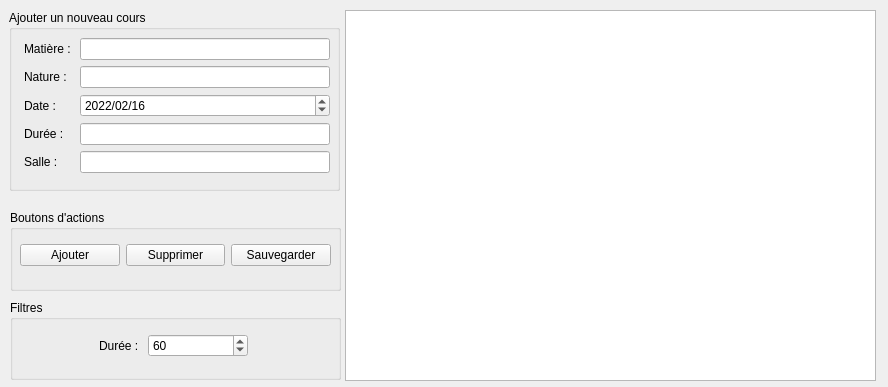
First picture: the form in widget.ui, repository maxkzime/IHM_TP4-5_EX1_FORM-EDT-IHM-BD, before the edit.
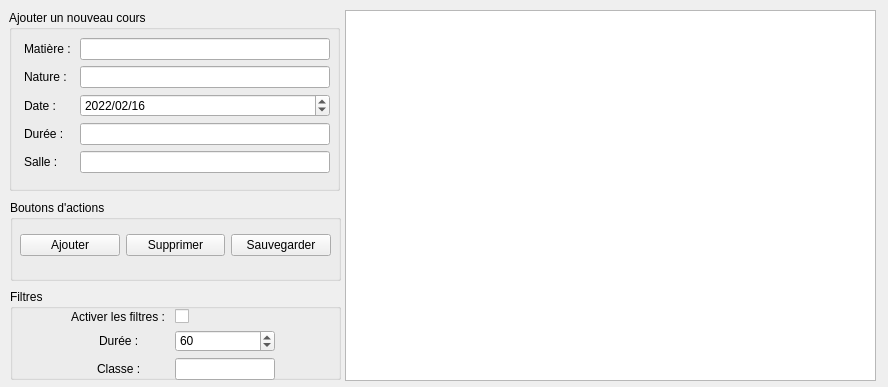
Second picture: the form after the edit.

The edit to the form file:
```diff
--- a/widget.ui
+++ b/widget.ui
@@ -33,7 +33,7 @@
    <property name="geometry">
     <rect>
      <x>10</x>
-     <y>210</y>
+     <y>200</y>
      <width>331</width>
      <height>81</height>
     </rect>
@@ -258,9 +258,9 @@
    <property name="geometry">
     <rect>
      <x>10</x>
-     <y>300</y>
+     <y>289</y>
      <width>331</width>
-     <height>80</height>
+     <height>91</height>
     </rect>
    </property>
    <property name="title">
@@ -272,7 +272,7 @@
       <x>10</x>
       <y>20</y>
       <width>301</width>
-      <height>51</height>
+      <height>71</height>
      </rect>
     </property>
     <layout class="QFormLayout" name="formLayout">
@@ -282,7 +282,7 @@
      <property name="formAlignment">
       <set>Qt::AlignCenter</set>
      </property>
-     <item row="0" column="1">
+     <item row="1" column="1">
       <widget class="QDoubleSpinBox" name="dsb_duration">
        <property name="maximumSize">
         <size>
@@ -307,13 +307,50 @@
        </property>
       </widget>
      </item>
-     <item row="0" column="0">
+     <item row="1" column="0">
       <widget class="QLabel" name="l_duration_2">
        <property name="text">
         <string>Durée : </string>
        </property>
       </widget>
      </item>
+     <item row="2" column="0">
+      <widget class="QLabel" name="l_classroom_2">
+       <property name="text">
+        <string>Classe : </string>
+       </property>
+      </widget>
+     </item>
+     <item row="2" column="1">
+      <widget class="QLineEdit" name="le_classroomfilter">
+       <property name="maximumSize">
+        <size>
+         <width>100</width>
+         <height>50</height>
+        </size>
+       </property>
+      </widget>
+     </item>
+     <item row="0" column="1">
+      <widget class="QCheckBox" name="cb_filters">
+       <property name="maximumSize">
+        <size>
+         <width>50</width>
+         <height>16777215</height>
+        </size>
+       </property>
+       <property name="text">
+        <string/>
+       </property>
+      </widget>
+     </item>
+     <item row="0" column="0">
+      <widget class="QLabel" name="l_actFilters">
+       <property name="text">
+        <string>Activer les filtres : </string>
+       </property>
+      </widget>
+     </item>
     </layout>
    </widget>
   </widget>
```
